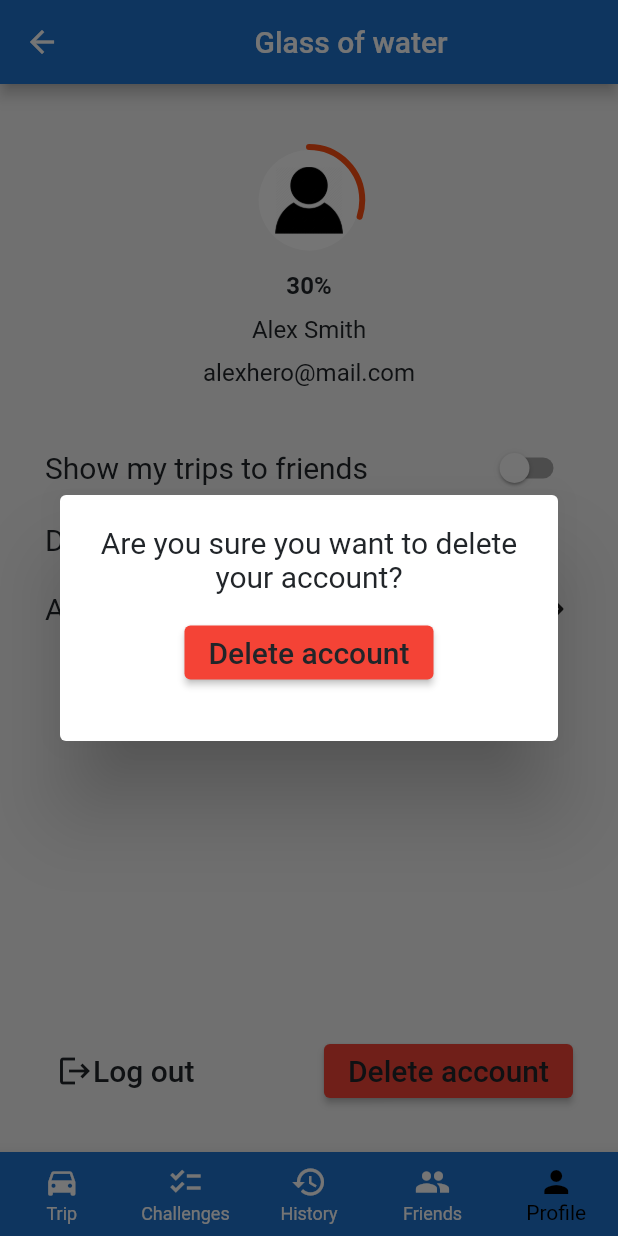
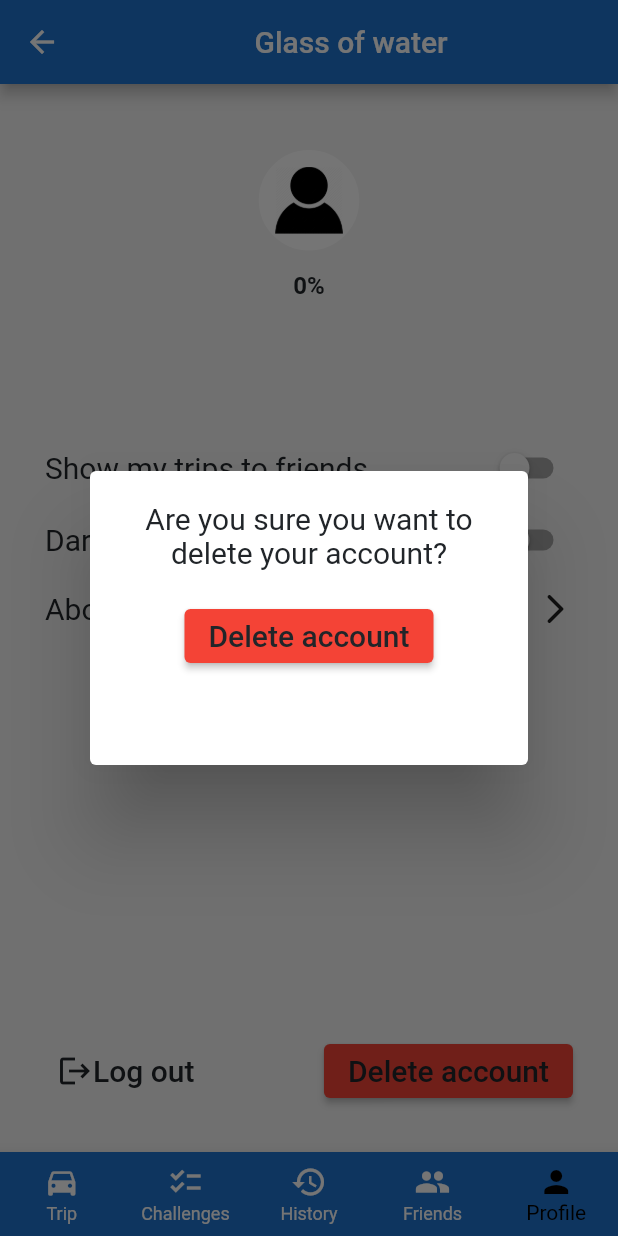
Before and after one commit to danilk3/glass_of_water, a Flutter app: the MainScreenWidget screen opened directly, item 5 of the bottom bar chosen, after a tap on "Delete account", on a phone screen of 412 x 824 dp. Run offline on Flutter 3.47's test engine with Material 2 defaults, Android fonts, the phone set to English and light mode, and no system bars; our stand-ins replace fl_chart, flutter_secure_storage, google_fonts, google_maps_flutter, introduction_screen, lottie and 2 more; accounts and stored records are empty; project files that could hold a hidden picture were left out.

Commit message:
Log in, Log out, deleting account done. Start working on algorithm.

```diff
--- a/lib/ui/widgets/app/my_app.dart
+++ b/lib/ui/widgets/app/my_app.dart
@@ -1,11 +1,13 @@
 import 'package:flutter/material.dart';
 import 'package:glass_of_water/ui/themes/app_colors.dart';
+import 'package:glass_of_water/ui/widgets/app/my_app_model.dart';
 import 'package:glass_of_water/ui/widgets/navigation/main_navigation.dart';
 
 class MyApp extends StatelessWidget {
-  const MyApp({Key? key}) : super(key: key);
+  final MyAppModel model;
+  static final mainNavigation = MainNavigation();
 
-  static final mainNavigation = MainNavigation();
+  const MyApp({Key? key, required this.model}) : super(key: key);
 
   @override
   Widget build(BuildContext context) {
@@ -22,7 +24,7 @@ class MyApp extends StatelessWidget {
         ),
       ),
        routes: mainNavigation.routes,
-       initialRoute: mainNavigation.initialRoute(false),
+       initialRoute: mainNavigation.initialRoute(model.isAuth),
     );
   }
 }
--- /dev/null
+++ b/lib/ui/widgets/app/my_app_model.dart
@@ -0,0 +1,13 @@
+
+import 'package:glass_of_water/data_providers/user_data_provider.dart';
+
+class MyAppModel {
+  final _userDataProvider = UserDataProvider();
+  var _isAuth = false;
+  bool get isAuth => _isAuth;
+
+  Future<void> checkAuth() async {
+    final userId = await _userDataProvider.getUserId();
+    _isAuth = userId != null;
+  }
+}
--- a/lib/ui/widgets/navigation/main_navigation.dart
+++ b/lib/ui/widgets/navigation/main_navigation.dart
@@ -7,6 +7,8 @@ import 'package:glass_of_water/ui/widgets/info/info_widget.dart';
 import 'package:glass_of_water/ui/widgets/main_screen/main_screen_model.dart';
 import 'package:glass_of_water/ui/widgets/main_screen/main_screen_widget.dart';
 import 'package:glass_of_water/ui/widgets/onboarding/onboarding.dart';
+import 'package:glass_of_water/ui/widgets/profile/profile_model.dart';
+import 'package:glass_of_water/ui/widgets/profile/profile_widget.dart';
 import 'package:glass_of_water/ui/widgets/trip.dart/trip_widget.dart';
 import 'package:glass_of_water/ui/widgets/trip_results/trip_results_widget.dart';
 
@@ -21,7 +23,8 @@ class MainNavigationRouteNames {
 }
 
 class MainNavigation {
-  String initialRoute(bool isAuth) => MainNavigationRouteNames.onboarding;
+  String initialRoute(bool isAuth) =>
+      isAuth ? MainNavigationRouteNames.mainScreen : MainNavigationRouteNames.onboarding;
 
   final routes = <String, Widget Function(BuildContext)>{
     'onboarding': (context) => const OnboardingWidget(),
@@ -33,7 +36,10 @@ class MainNavigation {
           model: MainScreenModel(),
           child: const MainScreenWidget(),
         ),
-    '/info': (context) => const InfoWidget(),
+    '/info': (context) => NotifierProvider(
+          model: ProfileModel(),
+          child: const ProfileWidget(),
+        ),
     '/trip': (context) => const TripWidget(),
     '/trip_results': (context) => const TripResultsWidget(),
     '/challenge_details': (context) {
--- /dev/null
+++ b/lib/ui/widgets/profile/profile_model.dart
@@ -0,0 +1,19 @@
+import 'package:flutter/material.dart';
+import 'package:glass_of_water/data_providers/user_data_provider.dart';
+import 'package:glass_of_water/domain/api_client/api_client.dart';
+import 'package:glass_of_water/ui/widgets/navigation/main_navigation.dart';
+
+class ProfileModel extends ChangeNotifier {
+  final _userDataProvider = UserDataProvider();
+  final _apiClient = ApiClient();
+
+  void logOut(BuildContext context) {
+    _userDataProvider.logOut();
+    Navigator.of(context).pushNamed(MainNavigationRouteNames.auth);
+  }
+
+  Future deleteAccount(BuildContext context) async {
+    await _apiClient.deleteAccount(id: int.parse(await _userDataProvider.getUserId() ?? '0'));
+    await Navigator.of(context).pushNamed(MainNavigationRouteNames.auth);
+  }
+}
--- a/lib/ui/widgets/profile/profile_widget.dart
+++ b/lib/ui/widgets/profile/profile_widget.dart
@@ -1,7 +1,10 @@
 import 'package:flutter/material.dart';
+import 'package:glass_of_water/Inherited/provider.dart';
+import 'package:glass_of_water/data_providers/user_data_provider.dart';
 import 'package:glass_of_water/resources/resources.dart';
 import 'package:glass_of_water/ui/themes/text_style.dart';
 import 'package:glass_of_water/ui/widgets/navigation/main_navigation.dart';
+import 'package:glass_of_water/ui/widgets/profile/profile_model.dart';
 import 'package:glass_of_water/ui/widgets/profile/radial_percent_widget.dart';
 
 class ProfileWidget extends StatefulWidget {
@@ -12,10 +15,37 @@ class ProfileWidget extends StatefulWidget {
 }
 
 class _ProfileWidgetState extends State<ProfileWidget> {
+  final modelsuper = ProfileModel();
+  final _userDataProvider = UserDataProvider();
+
+  String _email = '';
+  String _name = '';
+  int _rate = 0;
+
   bool _status = false;
 
   @override
+  void initState() {
+    super.initState();
+    init();
+  }
+
+  Future init() async {
+    final name = await _userDataProvider.getUserName() ?? '';
+    final email = await _userDataProvider.getUserEmail() ?? '';
+    final rate = int.parse(await _userDataProvider.getUserRate() ?? '0');
+
+    setState(() {
+      this._email = email;
+      this._name = name;
+      this._rate = rate;
+    });
+  }
+
+  @override
   Widget build(BuildContext context) {
+    final model = NotifierProvider.read<ProfileModel>(context);
+    final watch = NotifierProvider.watch<ProfileModel>(context);
     return Center(
       child: Column(
         children: [
@@ -25,7 +55,7 @@ class _ProfileWidgetState extends State<ProfileWidget> {
             height: 75,
             child: RadialPercentWidget(
               // user`s rating
-              percent: 0.3,
+              percent: _rate / 100,
               lineWidth: 4,
               // user photo
               child: const Image(
@@ -37,19 +67,19 @@ class _ProfileWidgetState extends State<ProfileWidget> {
           ),
           const SizedBox(height: 10),
           Text(
-            '30%',
+            '$_rate%',
             style: AppTextStyle.boldTextStyle,
           ),
           const SizedBox(height: 10),
           Text(
             // user`s name
-            'Alex Smith',
+            _name,
             style: AppTextStyle.profileInfoStyle,
           ),
           const SizedBox(height: 10),
           Text(
             // user`s email
-            'alexhero@mail.com',
+            _email,
             style: AppTextStyle.profileInfoStyle,
           ),
           const SizedBox(
@@ -125,7 +155,9 @@ class _ProfileWidgetState extends State<ProfileWidget> {
                   mainAxisAlignment: MainAxisAlignment.spaceBetween,
                   children: [
                     TextButton(
-                      onPressed: () {},
+                      onPressed: () {
+                        modelsuper.logOut(context);
+                      },
                       child: Row(
                         children: [
                           const Icon(
@@ -144,9 +176,10 @@ class _ProfileWidgetState extends State<ProfileWidget> {
                         showDialog(
                           context: context,
                           builder: (context) {
-                            return AlertDialog(
+                            return Padding(
+                              padding: const EdgeInsets.symmetric(vertical: 290, horizontal: 20),
+                              child: AlertDialog(
                                 content: SizedBox(
-                                height: 120,
                                   child: Column(
                                     children: [
                                       Text(
@@ -154,9 +187,11 @@ class _ProfileWidgetState extends State<ProfileWidget> {
                                         style: AppTextStyle.profileOptionsStyle,
                                         textAlign: TextAlign.center,
                                       ),
-                                    const SizedBox(height: 15),
+                                      const SizedBox(height: 20),
                                       ElevatedButton(
-                                      onPressed: () {},
+                                        onPressed: () {
+                                          modelsuper.deleteAccount(context);
+                                        },
                                         style: ElevatedButton.styleFrom(
                                           primary: Colors.red,
                                         ),
@@ -166,6 +201,7 @@ class _ProfileWidgetState extends State<ProfileWidget> {
                                         ),
                                       ),
                                     ],
+                                  ),
                                 ),
                               ),
                             );
--- /dev/null
+++ b/lib/ui/widgets/trip.dart/trip_model.dart
@@ -0,0 +1,6 @@
+
+class TripModel {
+
+
+
+}
```
Also changed, not shown: lib/data_providers/user_data_provider.dart (+35 -2 lines), lib/domain/api_client/api_client.dart (+11 -4 lines), lib/main.dart (+10 -2 lines), lib/models/user.dart (added, +13 -0 lines), lib/ui/widgets/auth/auth_model.dart (+8 -3 lines), lib/ui/widgets/trip.dart/trip_widget.dart (+62 -31 lines). Lines whose indentation alone changed are shown as unchanged.
